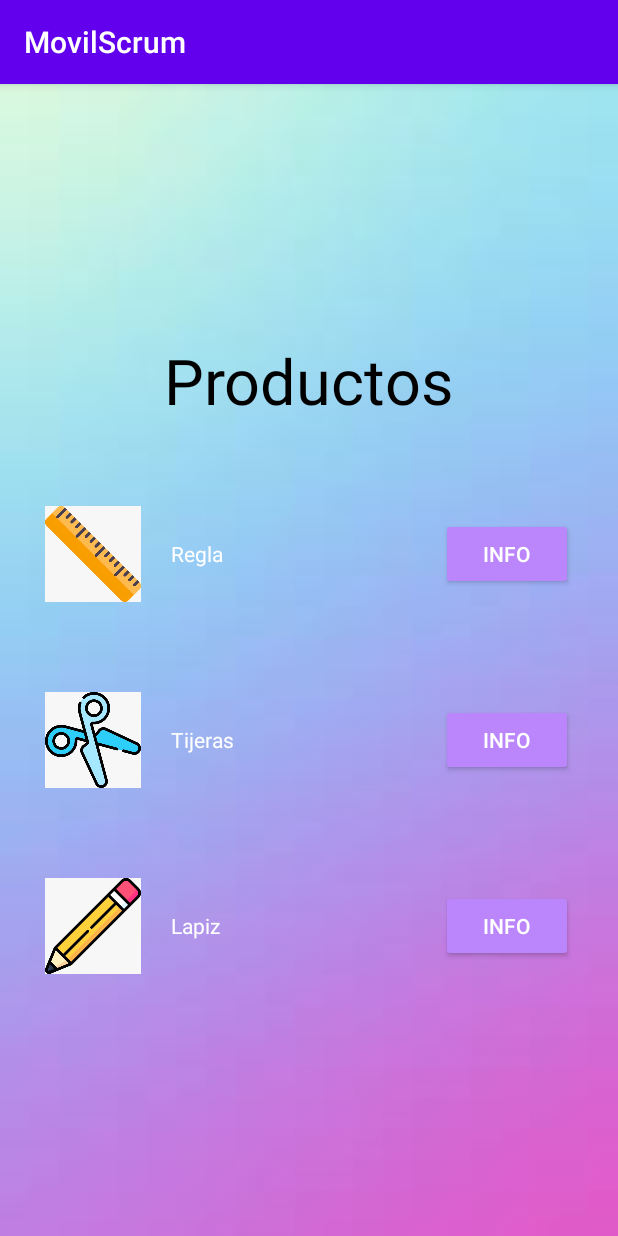
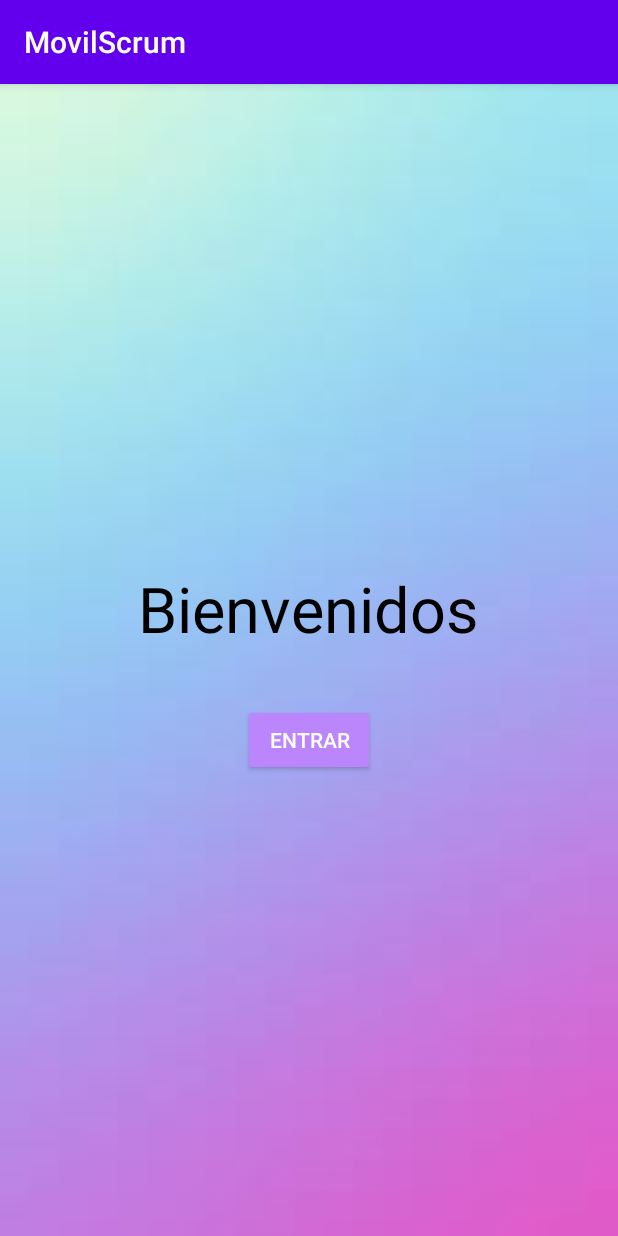
Before and after one commit to patman89/MovilScrum, an Android app: the screen it shows after launch (MainActivity before the commit, HomeActivity after it), on a phone screen of 412 x 824 dp. Run offline under Robolectric (Android 15) with nearby library versions, the phone set to English and light mode, and no system bars.

Commit message:
Implementacion pasar datos productos

```diff
--- /dev/null
+++ b/app/src/main/java/com/example/movilscrum/HomeActivity.java
@@ -0,0 +1,27 @@
+package com.example.movilscrum;
+
+import android.content.Intent;
+import android.support.v7.app.AppCompatActivity;
+import android.os.Bundle;
+import android.view.View;
+import android.widget.Button;
+
+public class HomeActivity extends AppCompatActivity {
+
+    private Button btnLogin;
+    @Override
+    protected void onCreate(Bundle savedInstanceState) {
+        super.onCreate(savedInstanceState);
+        setContentView(R.layout.activity_home);
+        btnLogin = (Button) findViewById(R.id.btnLogin);
+
+        btnLogin.setOnClickListener(new View.OnClickListener(){
+            @Override
+            public void onClick(View view)
+            {
+                Intent productListIntent = new Intent(getApplicationContext(), ProductListActivity.class);
+                startActivity(productListIntent);
+            }
+            });
+    }
+}
--- a/app/src/main/java/com/example/movilscrum/MainActivity.java
+++ /dev/null
@@ -1,58 +0,0 @@
-package com.example.movilscrum;
-
-import android.content.Intent;
-import android.support.v7.app.AppCompatActivity;
-import android.os.Bundle;
-import android.view.View;
-import android.widget.Button;
-import android.widget.TextView;
-import android.widget.Toast;
-
-public class MainActivity extends AppCompatActivity {
-    private Button btnInformacionPrimerProducto;
-    private Button btnInformacionSegundoProducto;
-    private Button btnInformacionTercerProducto;
-    private TextView textNombrePrimerProducto;
-    private TextView textNombreSegundoProducto;
-    private TextView textNombreTercerProducto;
-    @Override
-    protected void onCreate(Bundle savedInstanceState) {
-        super.onCreate(savedInstanceState);
-        setContentView(R.layout.activity_main);
-
-        btnInformacionPrimerProducto = (Button) findViewById(R.id.btnPrimerProducto);
-        btnInformacionSegundoProducto = (Button) findViewById(R.id.btnSegundoProducto);
-        btnInformacionTercerProducto = (Button) findViewById(R.id.btnTercerProducto);
-
-        textNombrePrimerProducto = (TextView) findViewById(R.id.nombrePrimerProducto);
-        textNombreSegundoProducto = (TextView) findViewById(R.id.nombreSegundoProducto);
-        textNombreTercerProducto = (TextView) findViewById(R.id.nombreTercerProducto);
-    }
-
-    private void configurarBotones(){
-        btnInformacionPrimerProducto.setOnClickListener(new View.OnClickListener(){
-            @Override
-            public void onClick(View view)
-            {
-                mostrarInformacion(textNombrePrimerProducto.getText().toString(),"Primer Producto");
-            }
-        });btnInformacionPrimerProducto.setOnClickListener(new View.OnClickListener(){
-            @Override
-            public void onClick(View view)
-            {
-                mostrarInformacion(textNombreSegundoProducto.getText().toString(),"Segundo Producto");
-            }
-        });btnInformacionPrimerProducto.setOnClickListener(new View.OnClickListener(){
-            @Override
-            public void onClick(View view)
-            {
-                mostrarInformacion(textNombreTercerProducto.getText().toString(),"Tercer Producto");
-            }
-        });
-    }
-
-    private void mostrarInformacion(String nombreProducto, String descripcionProducto){
-        Intent intent = new Intent(getApplicationContext(),activity_informacionProducto2.class);
-        startActivity(intent);
-    }
-}
--- /dev/null
+++ b/app/src/main/res/layout/activity_home.xml
@@ -0,0 +1,50 @@
+<?xml version="1.0" encoding="utf-8"?>
+<android.support.constraint.ConstraintLayout xmlns:android="http://schemas.android.com/apk/res/android"
+    xmlns:app="http://schemas.android.com/apk/res-auto"
+    xmlns:tools="http://schemas.android.com/tools"
+    android:layout_width="match_parent"
+    android:layout_height="match_parent"
+    tools:context=".HomeActivity"
+    android:background="@drawable/fondo">
+    <LinearLayout
+        android:layout_width="match_parent"
+        android:layout_height="match_parent"
+        android:gravity="center"
+        android:orientation="vertical"
+        tools:layout_editor_absoluteX="0dp"
+        tools:layout_editor_absoluteY="0dp">
+        <LinearLayout
+            android:layout_width="wrap_content"
+            android:layout_height="wrap_content"
+            android:gravity="center"
+            android:orientation="horizontal">
+
+
+            <TextView
+                android:id="@+id/titleWelcome"
+                android:layout_width="match_parent"
+                android:layout_height="wrap_content"
+                android:text="@string/title_welcome"
+                android:textColor="@color/black"
+                android:textSize="42sp"
+                android:padding="25dp"/>
+        </LinearLayout>
+        <LinearLayout
+            android:layout_width="wrap_content"
+            android:layout_height="wrap_content"
+            android:gravity="center"
+            android:orientation="horizontal">
+
+
+            <Button
+                android:id="@+id/btnLogin"
+                android:layout_width="wrap_content"
+                android:layout_height="wrap_content"
+                android:layout_margin="10dp"
+                android:backgroundTint="@color/purple_200"
+                android:text="@string/btn_login_text"
+                android:textColor="@color/white" />
+        </LinearLayout>
+    </LinearLayout>
+
+</android.support.constraint.ConstraintLayout>
--- a/app/src/main/res/layout/activity_main.xml
+++ b/app/src/main/res/layout/activity_information_product.xml
@@ -4,7 +4,7 @@
     xmlns:tools="http://schemas.android.com/tools"
     android:layout_width="match_parent"
     android:layout_height="match_parent"
-    tools:context=".MainActivity"
+    tools:context=".ProductListActivity"
     android:background="@drawable/fondo">
 
 
@@ -24,7 +24,7 @@
 
 
             <TextView
-                android:id="@+id/title"
+                android:id="@+id/titleProduct"
                 android:layout_width="match_parent"
                 android:layout_height="wrap_content"
                 android:text="Productos"
@@ -42,14 +42,14 @@
             android:padding="10dp">
 
             <ImageView
-                android:id="@+id/imagenPrimerProducto"
+                android:id="@+id/imageFirstProduct"
                 android:layout_width="64dp"
                 android:layout_height="64dp"
                 android:layout_margin="10dp"
                 app:srcCompat="@drawable/regla"  />
 
             <TextView
-                android:id="@+id/nombrePrimerProducto"
+                android:id="@+id/nameFirstProduct"
                 android:layout_width="wrap_content"
                 android:layout_height="wrap_content"
                 android:layout_margin="10dp"
@@ -60,7 +60,7 @@
                 android:textColor="@color/white" />
 
             <Button
-                android:id="@+id/btnPrimerProducto"
+                android:id="@+id/btnFirstProduct"
                 android:layout_width="wrap_content"
                 android:layout_height="wrap_content"
                 android:layout_margin="10dp"
@@ -78,14 +78,14 @@
             android:padding="10dp">
 
             <ImageView
-                android:id="@+id/imagenSegundoProducto"
+                android:id="@+id/imageSecondProduct"
                 android:layout_width="64dp"
                 android:layout_height="64dp"
                 android:layout_margin="10dp"
                 app:srcCompat="@drawable/tijeras" />
 
             <TextView
-                android:id="@+id/nombreSegundoProducto"
+                android:id="@+id/nameSecondProduct"
                 android:layout_width="wrap_content"
                 android:layout_height="wrap_content"
                 android:layout_margin="10dp"
@@ -96,7 +96,7 @@
                 android:textColor="@color/white" />
 
             <Button
-                android:id="@+id/btnSegundoProducto"
+                android:id="@+id/btnSecondProduct"
                 android:layout_width="wrap_content"
                 android:layout_height="wrap_content"
                 android:layout_margin="10dp"
@@ -114,14 +114,14 @@
             android:padding="10dp">
 
             <ImageView
-                android:id="@+id/imagenTercerProducto"
+                android:id="@+id/imageThirdProduct"
                 android:layout_width="64dp"
                 android:layout_height="64dp"
                 android:layout_margin="10dp"
                 app:srcCompat="@drawable/lapiz" />
 
             <TextView
-                android:id="@+id/nombreTercerProducto"
+                android:id="@+id/nameThirdProduct"
                 android:layout_width="wrap_content"
                 android:layout_height="wrap_content"
                 android:layout_margin="10dp"
@@ -132,7 +132,7 @@
                 android:textColor="@color/white" />
 
             <Button
-                android:id="@+id/btnTercerProducto"
+                android:id="@+id/btnThirdProduct"
                 android:layout_width="wrap_content"
                 android:layout_height="wrap_content"
                 android:layout_margin="10dp"
```
Also changed, not shown: app/src/main/AndroidManifest.xml (+15 -7 lines), app/src/main/java/com/example/movilscrum/InformationProductActivity.java (added, +48 -0 lines), app/src/main/java/com/example/movilscrum/ProductListActivity.java (added, +58 -0 lines), app/src/main/java/com/example/movilscrum/activity_informacionProducto2.java (deleted, +0 -28 lines), app/src/main/res/layout/activity_product_information.xml (renamed from app/src/main/res/layout/activity_informacion_producto2.xml, +9 -9 lines), app/src/main/res/values/strings.xml (+18 -0 lines), 1 other file.
